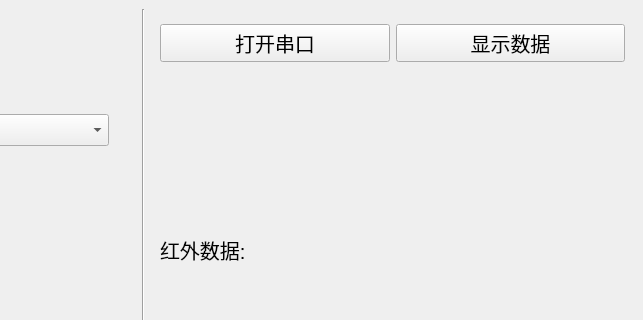
Qt form serialShow.ui (TIMESTICKING/loctek_sensor_processing) before a commit; both pictures show x 357 to 1000 and y 0 to 320 of the 1000 by 500 pixel window.
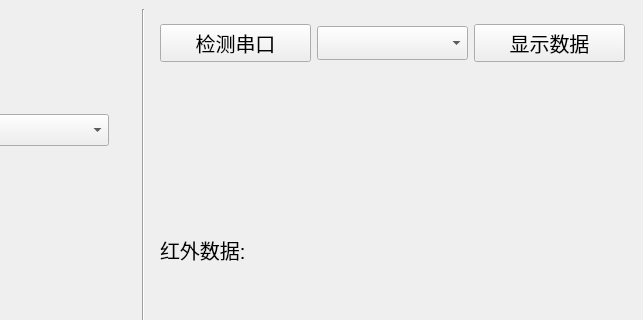
The same form after that commit. The open tabs and pages were chosen to show the change.

The edit to the form file:
```diff
--- a/serialShow.ui
+++ b/serialShow.ui
@@ -428,7 +428,7 @@
        </property>
        <item>
         <widget class="QWidget" name="widget_8" native="true">
-         <layout class="QHBoxLayout" name="horizontalLayout_3" stretch="1,1">
+         <layout class="QHBoxLayout" name="horizontalLayout_3" stretch="1,1,1">
           <item>
            <widget class="QPushButton" name="pushButton_opencom">
             <property name="sizePolicy">
@@ -449,7 +449,22 @@
              </font>
             </property>
             <property name="text">
-             <string>打开串口</string>
+             <string>检测串口</string>
+            </property>
+           </widget>
+          </item>
+          <item>
+           <widget class="QComboBox" name="comboBox_Coms">
+            <property name="minimumSize">
+             <size>
+              <width>0</width>
+              <height>34</height>
+             </size>
+            </property>
+            <property name="font">
+             <font>
+              <pointsize>15</pointsize>
+             </font>
             </property>
            </widget>
           </item>
```
Left out of the diff: 8 changed lines with no effect on the pictures.
